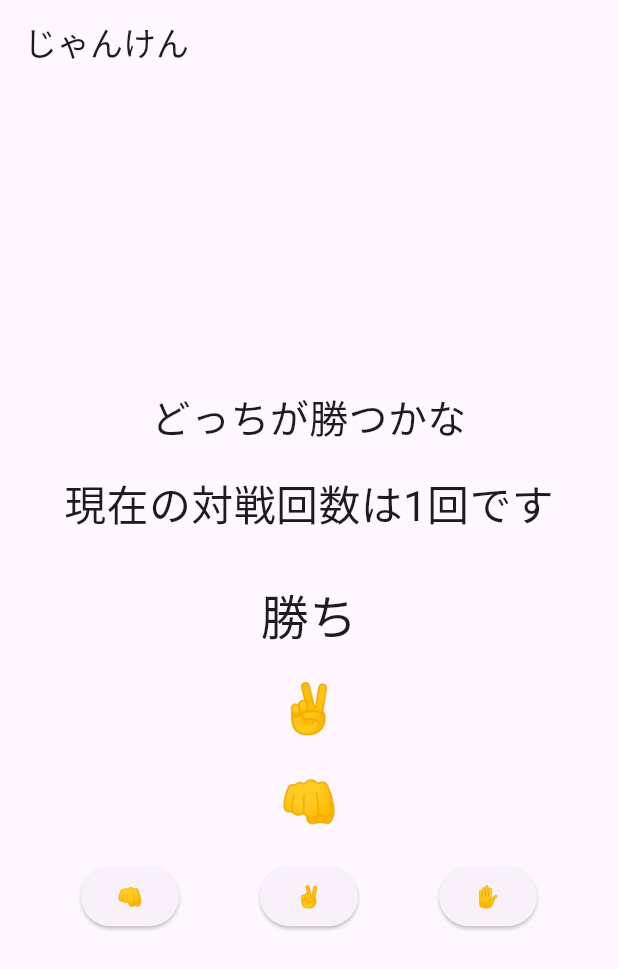
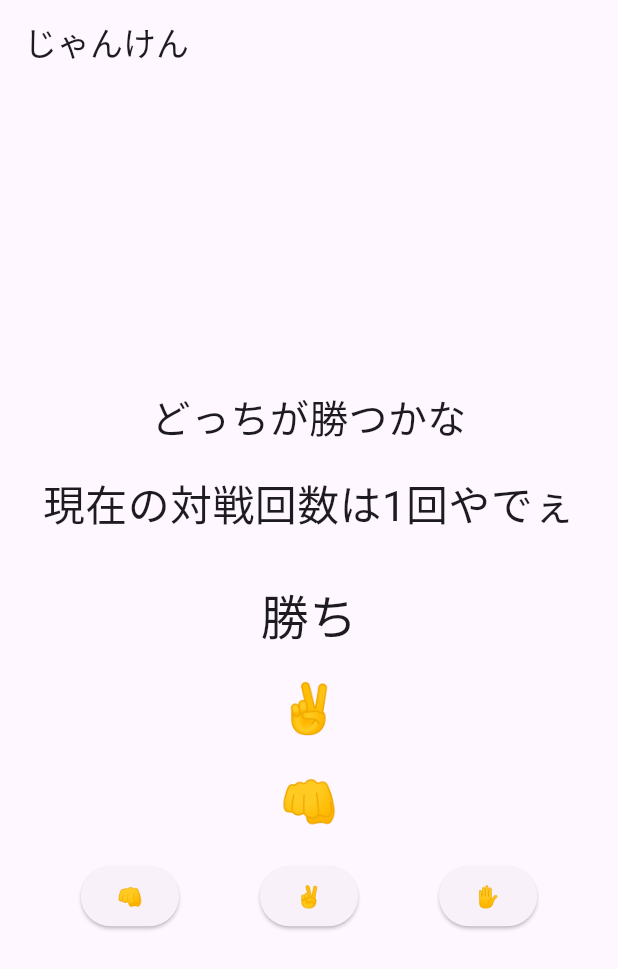
Before and after one commit to kentanta12/myjankenapp, a Flutter app: the screen it shows after launch, after a tap on an icon or button, on a phone screen of 412 x 824 dp. Shown: the top 969 px of the screen. Run offline on Flutter 3.47's test engine with Material 3 defaults, Android fonts, the phone set to English and light mode, and no system bars.

Commit message:
うむ、

```diff
--- a/lib/main.dart
+++ b/lib/main.dart
@@ -32,7 +32,7 @@ class _JankenPageState extends State<JankenPage> {
   String myhand = '👊';
   String computerHand = '👊';
   String result = '引き分け';
-  String final_result = 'どちらが勝つでしょうか';
+  String final_result = 'どっちが勝つかなぁ';
   int battletimes = 0;
   int winning_result = 0;
   int losing_result = 0;
@@ -60,7 +60,7 @@ class _JankenPageState extends State<JankenPage> {
     battletimes += 1;
     if (battletimes == 6) {
       recordReset();
-      battletimes = 1;
+      battletimes = 0;
     }
   }
 
@@ -84,7 +84,7 @@ class _JankenPageState extends State<JankenPage> {
 
   String battleRecordAnnouncement(int battletimes) {
     if (battletimes == 5) {
-      return '対戦結果は$winning_result-$losing_resultで引き分けは$draw_result回です';
+      return '対戦結果は$winning_result-$losing_resultで引き分けは$draw_result回だったな';
     } else
       return 'どっちが勝つかな';
   }
@@ -129,7 +129,7 @@ class _JankenPageState extends State<JankenPage> {
                   fontSize: 26,
                 )),
             SizedBox(height: 20),
-            Text('現在の対戦回数は$battletimes回です',
+            Text('現在の対戦回数は$battletimes回やでぇ',
                 style: TextStyle(
                   fontSize: 28,
                 )),
```
